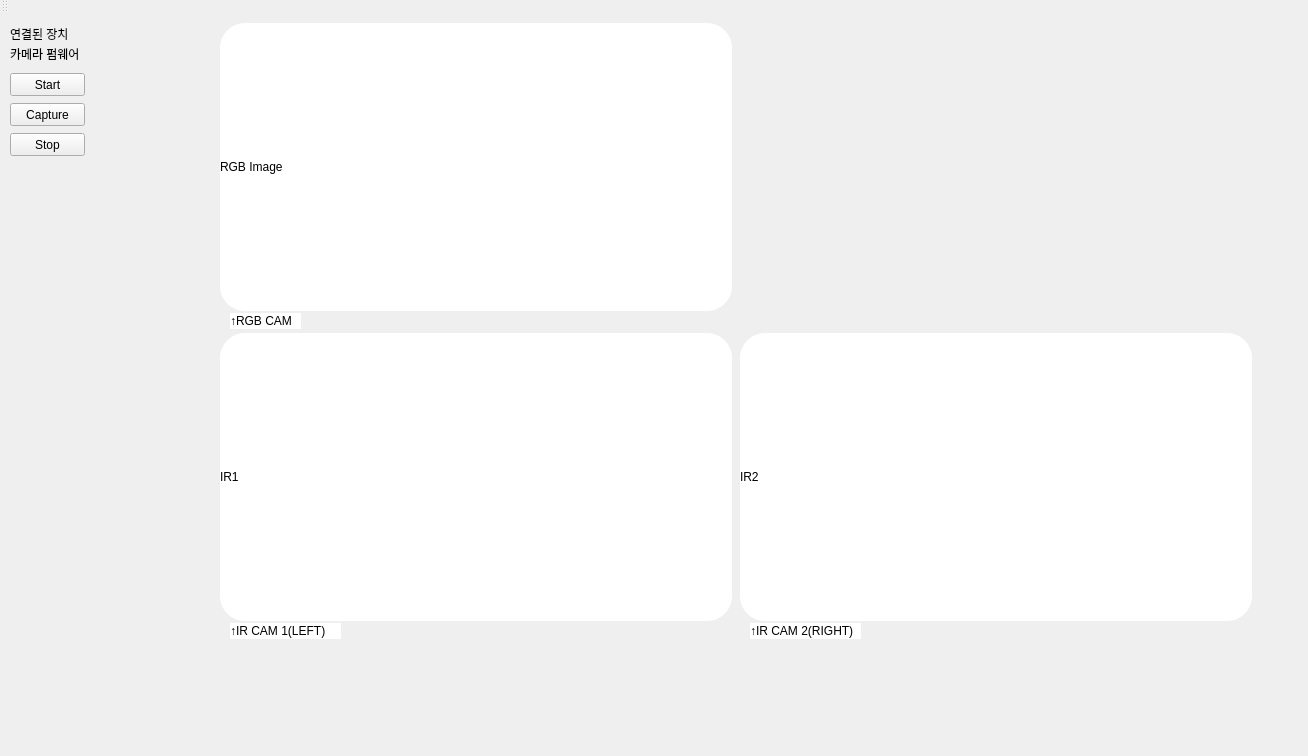
Old version of the form 3D_Face_scanning.vc140/CalibrationModule/CalibrationModule.ui in the repository CSID-DGU/2017-2-CECD-BirdSound-1.
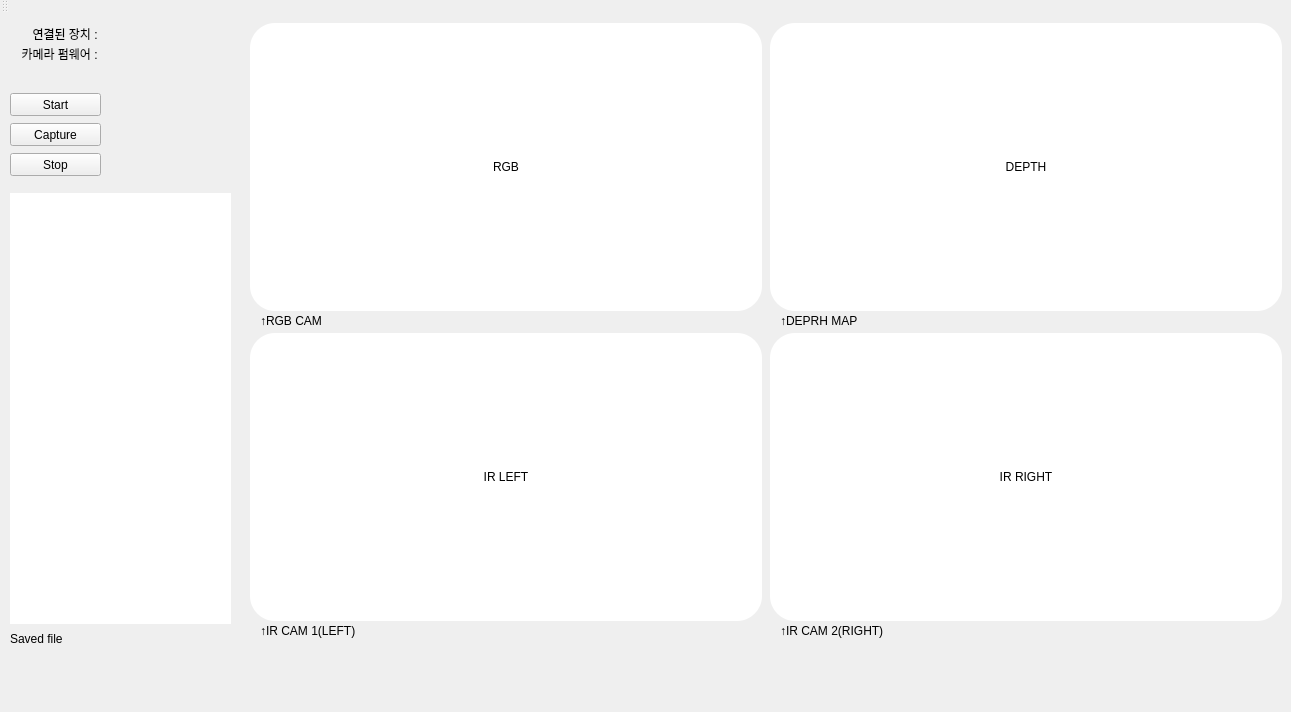
New version of the form.

```diff
--- a/3D_Face_scanning.vc140/CalibrationModule/CalibrationModule.ui
+++ b/3D_Face_scanning.vc140/CalibrationModule/CalibrationModule.ui
@@ -6,8 +6,8 @@
    <rect>
     <x>0</x>
     <y>0</y>
-    <width>1308</width>
-    <height>756</height>
+    <width>1291</width>
+    <height>712</height>
    </rect>
   </property>
   <property name="windowTitle">
@@ -22,12 +22,15 @@
      <rect>
       <x>10</x>
       <y>10</y>
-      <width>81</width>
+      <width>91</width>
       <height>21</height>
      </rect>
     </property>
     <property name="text">
-     <string>연결된 장치</string>
+     <string>연결된 장치 : </string>
+    </property>
+    <property name="alignment">
+     <set>Qt::AlignRight|Qt::AlignTrailing|Qt::AlignVCenter</set>
     </property>
    </widget>
    <widget class="QLabel" name="deviceFirmware">
@@ -35,20 +38,23 @@
      <rect>
       <x>10</x>
       <y>30</y>
-      <width>81</width>
+      <width>91</width>
       <height>21</height>
      </rect>
     </property>
     <property name="text">
-     <string>카메라 펌웨어</string>
+     <string>카메라 펌웨어 : </string>
+    </property>
+    <property name="alignment">
+     <set>Qt::AlignRight|Qt::AlignTrailing|Qt::AlignVCenter</set>
     </property>
    </widget>
    <widget class="QPushButton" name="startStreaming">
     <property name="geometry">
      <rect>
       <x>10</x>
-      <y>60</y>
-      <width>75</width>
+      <y>80</y>
+      <width>91</width>
       <height>23</height>
      </rect>
     </property>
@@ -60,8 +66,8 @@
     <property name="geometry">
      <rect>
       <x>10</x>
-      <y>90</y>
-      <width>75</width>
+      <y>110</y>
+      <width>91</width>
       <height>23</height>
      </rect>
     </property>
@@ -73,8 +79,8 @@
     <property name="geometry">
      <rect>
       <x>10</x>
-      <y>120</y>
-      <width>75</width>
+      <y>140</y>
+      <width>91</width>
       <height>23</height>
      </rect>
     </property>
@@ -85,14 +91,14 @@
    <widget class="QLabel" name="label">
     <property name="geometry">
      <rect>
-      <x>230</x>
+      <x>260</x>
       <y>300</y>
       <width>71</width>
       <height>16</height>
      </rect>
     </property>
     <property name="styleSheet">
-     <string notr="true"> border-radius: 25px; background: white;</string>
+     <string notr="true"/>
     </property>
     <property name="text">
      <string>↑RGB CAM</string>
@@ -101,7 +107,7 @@
    <widget class="QLabel" name="rgbLabel">
     <property name="geometry">
      <rect>
-      <x>220</x>
+      <x>250</x>
       <y>10</y>
       <width>512</width>
       <height>288</height>
@@ -111,13 +117,19 @@
      <string notr="true"> border-radius: 25px; background: white;</string>
     </property>
     <property name="text">
-     <string>RGB Image</string>
+     <string>RGB</string>
+    </property>
+    <property name="textFormat">
+     <enum>Qt::AutoText</enum>
+    </property>
+    <property name="alignment">
+     <set>Qt::AlignCenter</set>
     </property>
    </widget>
    <widget class="QLabel" name="irRightLabel">
     <property name="geometry">
      <rect>
-      <x>740</x>
+      <x>770</x>
       <y>320</y>
       <width>512</width>
       <height>288</height>
@@ -127,13 +139,16 @@
      <string notr="true"> border-radius: 25px; background: white;</string>
     </property>
     <property name="text">
-     <string>IR2</string>
+     <string>IR RIGHT</string>
+    </property>
+    <property name="alignment">
+     <set>Qt::AlignCenter</set>
     </property>
    </widget>
    <widget class="QLabel" name="irLeftLabel">
     <property name="geometry">
      <rect>
-      <x>220</x>
+      <x>250</x>
       <y>320</y>
       <width>512</width>
       <height>288</height>
@@ -143,20 +158,23 @@
      <string notr="true"> border-radius: 25px; background: white;</string>
     </property>
     <property name="text">
-     <string>IR1</string>
+     <string>IR LEFT</string>
+    </property>
+    <property name="alignment">
+     <set>Qt::AlignCenter</set>
     </property>
    </widget>
    <widget class="QLabel" name="label_3">
     <property name="geometry">
      <rect>
-      <x>750</x>
+      <x>780</x>
       <y>610</y>
       <width>111</width>
       <height>16</height>
      </rect>
     </property>
     <property name="styleSheet">
-     <string notr="true"> border-radius: 25px; background: white;</string>
+     <string notr="true"/>
     </property>
     <property name="text">
      <string>↑IR CAM 2(RIGHT)</string>
@@ -165,19 +183,113 @@
    <widget class="QLabel" name="label_2">
     <property name="geometry">
      <rect>
-      <x>230</x>
+      <x>260</x>
       <y>610</y>
       <width>111</width>
       <height>16</height>
      </rect>
     </property>
     <property name="styleSheet">
-     <string notr="true"> border-radius: 25px; background: white;</string>
+     <string notr="true"/>
     </property>
     <property name="text">
      <string>↑IR CAM 1(LEFT)</string>
     </property>
    </widget>
+   <widget class="QLabel" name="label_4">
+    <property name="geometry">
+     <rect>
+      <x>10</x>
+      <y>180</y>
+      <width>221</width>
+      <height>431</height>
+     </rect>
+    </property>
+    <property name="styleSheet">
+     <string notr="true">background: white; border-color: coral;
+    border-width: 7px;</string>
+    </property>
+    <property name="text">
+     <string/>
+    </property>
+   </widget>
+   <widget class="QLabel" name="depthLabel">
+    <property name="geometry">
+     <rect>
+      <x>770</x>
+      <y>10</y>
+      <width>512</width>
+      <height>288</height>
+     </rect>
+    </property>
+    <property name="styleSheet">
+     <string notr="true"> border-radius: 25px; background: white;</string>
+    </property>
+    <property name="text">
+     <string>DEPTH</string>
+    </property>
+    <property name="textFormat">
+     <enum>Qt::AutoText</enum>
+    </property>
+    <property name="alignment">
+     <set>Qt::AlignCenter</set>
+    </property>
+   </widget>
+   <widget class="QLabel" name="label_5">
+    <property name="geometry">
+     <rect>
+      <x>780</x>
+      <y>300</y>
+      <width>81</width>
+      <height>16</height>
+     </rect>
+    </property>
+    <property name="styleSheet">
+     <string notr="true"/>
+    </property>
+    <property name="text">
+     <string>↑DEPRH MAP</string>
+    </property>
+   </widget>
+   <widget class="QLabel" name="camName">
+    <property name="geometry">
+     <rect>
+      <x>100</x>
+      <y>10</y>
+      <width>141</width>
+      <height>21</height>
+     </rect>
+    </property>
+    <property name="text">
+     <string/>
+    </property>
+   </widget>
+   <widget class="QLabel" name="firmwareVer">
+    <property name="geometry">
+     <rect>
+      <x>100</x>
+      <y>30</y>
+      <width>141</width>
+      <height>21</height>
+     </rect>
+    </property>
+    <property name="text">
+     <string/>
+    </property>
+   </widget>
+   <widget class="QLabel" name="label_6">
+    <property name="geometry">
+     <rect>
+      <x>10</x>
+      <y>615</y>
+      <width>81</width>
+      <height>21</height>
+     </rect>
+    </property>
+    <property name="text">
+     <string>Saved file</string>
+    </property>
+   </widget>
   </widget>
   <widget class="QMenuBar" name="menuBar">
    <property name="geometry">
```
Left out of the diff: 2 changed lines with no effect on the pictures.
